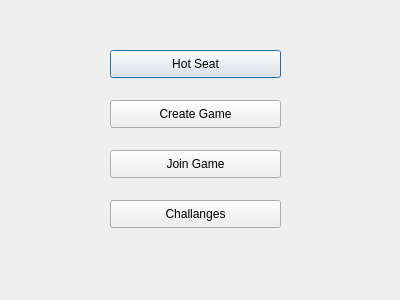
Old version of the form Network_Chess/menu.ui in the repository NBU-NetworkTechnologies-2016/NETB280-NetworkChess.
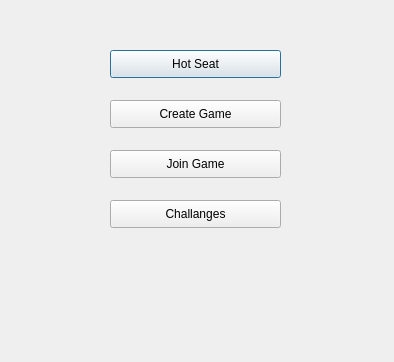
New version of the form.

What changed in the file:
```diff
--- a/Network_Chess/menu.ui
+++ b/Network_Chess/menu.ui
@@ -6,8 +6,8 @@
    <rect>
     <x>0</x>
     <y>0</y>
-    <width>400</width>
-    <height>300</height>
+    <width>394</width>
+    <height>362</height>
    </rect>
   </property>
   <property name="windowTitle">
```
